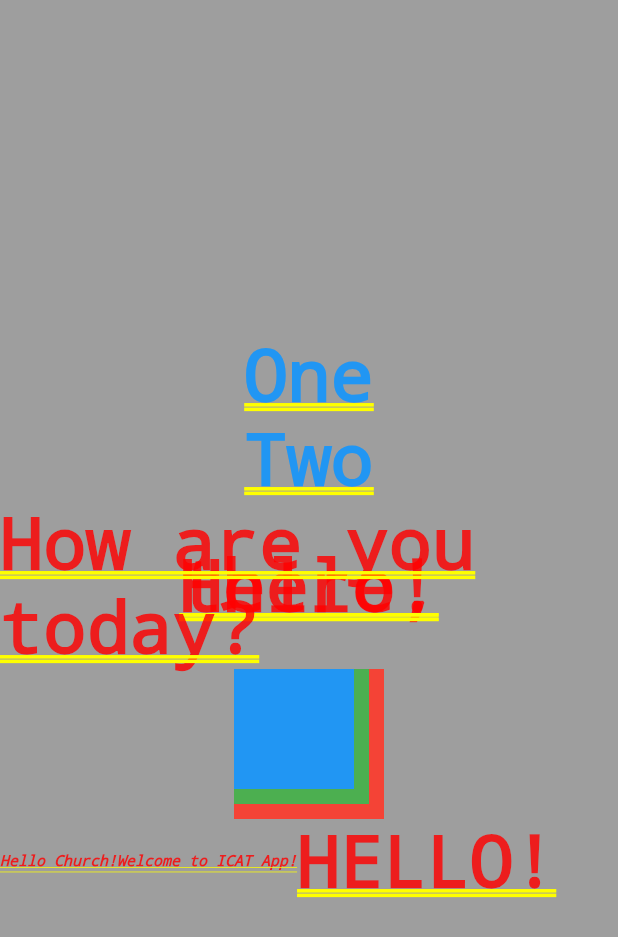
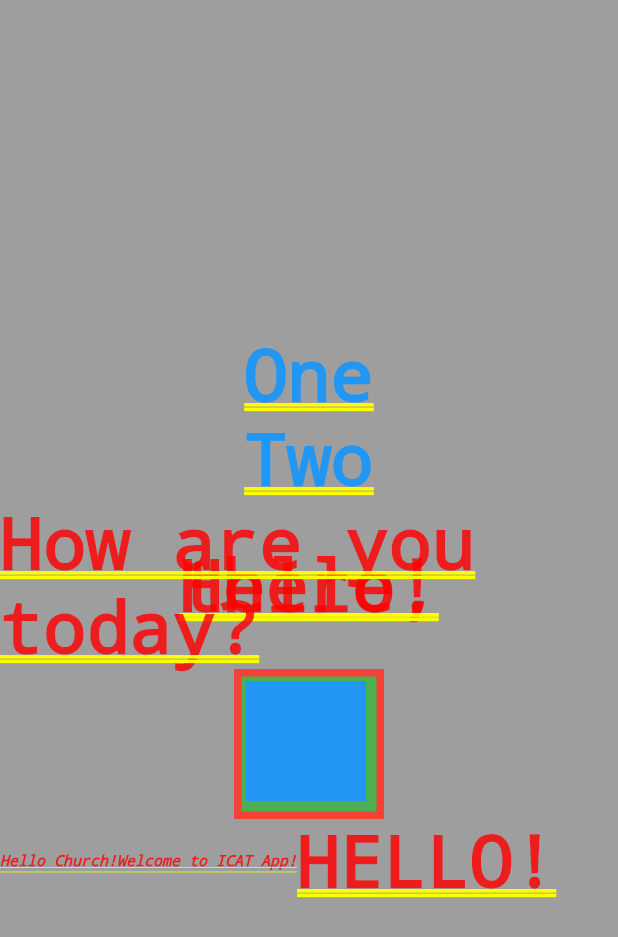
Before and after one commit to CharlesNJ/first_flutter_app, a Flutter app: the screen it shows after launch, on a phone screen of 412 x 824 dp. Shown: the top 937 px of the screen. Run offline on Flutter 3.47's test engine with Material 2 defaults, Android fonts, the phone set to English and light mode, and no system bars.

Commit message:
Stacks added

```diff
--- a/lib/ui/copy.dart
+++ b/lib/ui/copy.dart
@@ -28,14 +28,22 @@ class Welcome extends StatelessWidget {
             Container(
               width: 100,
               height: 100,
+              alignment: Alignment.center,
               color: Colors.red,
             ),
             Container(
+              alignment: Alignment.center,
+              margin: const EdgeInsets.all(5),
+              padding: const EdgeInsets.all(8.0),
               width: 90,
               height: 90,
+
               color: Colors.green,
             ),
             Container(
+              alignment: Alignment.center,
+              margin: const EdgeInsets.all(8.0),
+              //padding: const EdgeInsets.all(8.0),
               width: 80,
               height: 80,
               color: Colors.blue,
```
